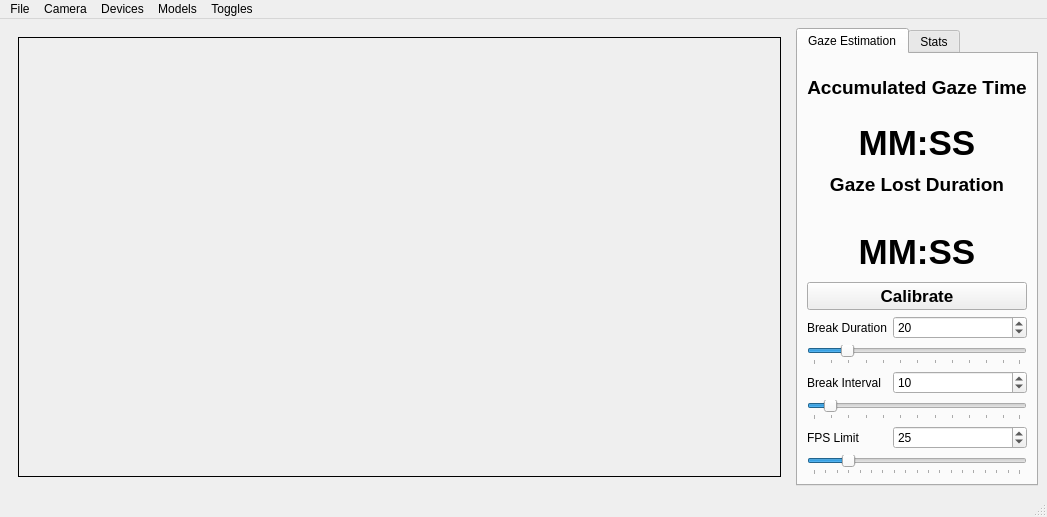
The window that src/app/mainwindow.ui (inbasperu/VisionGuard) describes before a commit, drawn with Qt 5.
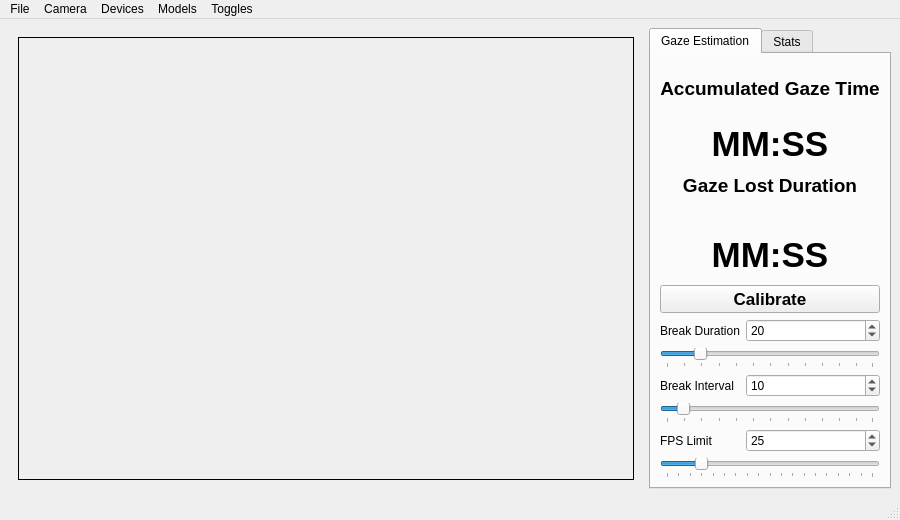
The same window after the commit.

Commit message: fix notification issue systray

Patch:
```diff
--- a/src/app/mainwindow.ui
+++ b/src/app/mainwindow.ui
@@ -6,8 +6,8 @@
    <rect>
     <x>0</x>
     <y>0</y>
-    <width>1047</width>
-    <height>517</height>
+    <width>900</width>
+    <height>520</height>
    </rect>
   </property>
   <property name="windowTitle">
@@ -98,7 +98,7 @@
         <item row="0" column="1">
          <widget class="QLabel" name="lastImagePreviewLabel">
           <property name="sizePolicy">
-           <sizepolicy hsizetype="Preferred" vsizetype="MinimumExpanding">
+           <sizepolicy hsizetype="MinimumExpanding" vsizetype="MinimumExpanding">
             <horstretch>0</horstretch>
             <verstretch>0</verstretch>
            </sizepolicy>
@@ -420,8 +420,8 @@
     <rect>
      <x>0</x>
      <y>0</y>
-     <width>1047</width>
-     <height>22</height>
+     <width>900</width>
+     <height>37</height>
     </rect>
    </property>
    <widget class="QMenu" name="menuFile">
```
The commit also changes 2 other files.
